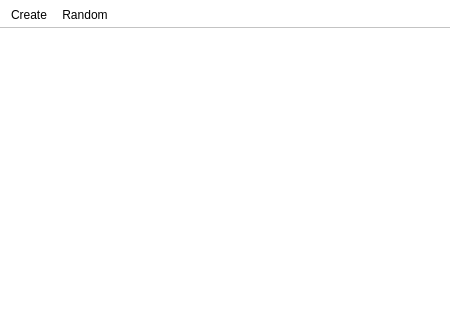
Above: mainwindow.ui from Konano/Programming-Training-QtMCS before the change; both pictures show x 0 to 450 and y 0 to 320 of the 450 by 510 pixel window. Below: the same form after it.
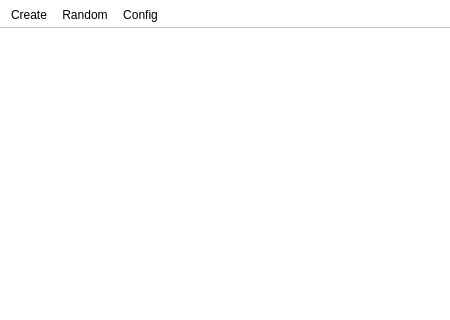
That is the form after the change.

Patch:
```diff
--- a/mainwindow.ui
+++ b/mainwindow.ui
@@ -77,6 +77,7 @@
    </attribute>
    <addaction name="actionCreate"/>
    <addaction name="actionRandom"/>
+   <addaction name="actionConfig"/>
   </widget>
   <widget class="QStatusBar" name="statusBar"/>
   <action name="actionCreate">
@@ -89,6 +90,11 @@
     <string>Random</string>
    </property>
   </action>
+  <action name="actionConfig">
+   <property name="text">
+    <string>Config</string>
+   </property>
+  </action>
  </widget>
  <layoutdefault spacing="6" margin="11"/>
  <resources/>
```
